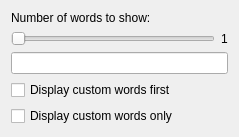
Old version of the form flownote/ui/views/cloudViewPopup_ui.ui in the repository olivierkes/noteflow.
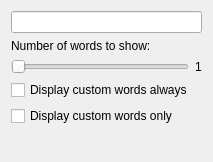
New version of the form.

Commit message: Custom Tags with color and stuff

What changed in the file:
```diff
--- a/flownote/ui/views/cloudViewPopup_ui.ui
+++ b/flownote/ui/views/cloudViewPopup_ui.ui
@@ -6,8 +6,8 @@
    <rect>
     <x>0</x>
     <y>0</y>
-    <width>239</width>
-    <height>89</height>
+    <width>213</width>
+    <height>162</height>
    </rect>
   </property>
   <property name="windowTitle">
@@ -20,14 +20,14 @@
    <property name="rowWrapPolicy">
     <enum>QFormLayout::WrapAllRows</enum>
    </property>
-   <item row="0" column="0">
+   <item row="1" column="0">
     <widget class="QLabel" name="lblNbWordsDesc">
      <property name="text">
       <string>Number of words to show:</string>
      </property>
     </widget>
    </item>
-   <item row="0" column="1">
+   <item row="1" column="1">
     <layout class="QHBoxLayout" name="horizontalLayout">
      <item>
       <widget class="QSlider" name="sldNWords">
@@ -48,21 +48,21 @@
      </item>
     </layout>
    </item>
-   <item row="2" column="0">
-    <widget class="QCheckBox" name="chkCustomFirst">
+   <item row="3" column="0">
+    <widget class="QCheckBox" name="chkCustomAlways">
      <property name="text">
-      <string>Display custom words first</string>
+      <string>Display custom words always</string>
      </property>
     </widget>
    </item>
-   <item row="2" column="1">
+   <item row="3" column="1">
     <widget class="QCheckBox" name="chkCustomOnly">
      <property name="text">
       <string>Display custom words only</string>
      </property>
     </widget>
    </item>
-   <item row="1" column="0" colspan="2">
+   <item row="0" column="0" colspan="2">
     <widget class="QLineEdit" name="txtFilter"/>
    </item>
   </layout>
```
The commit also changes 9 other files.
